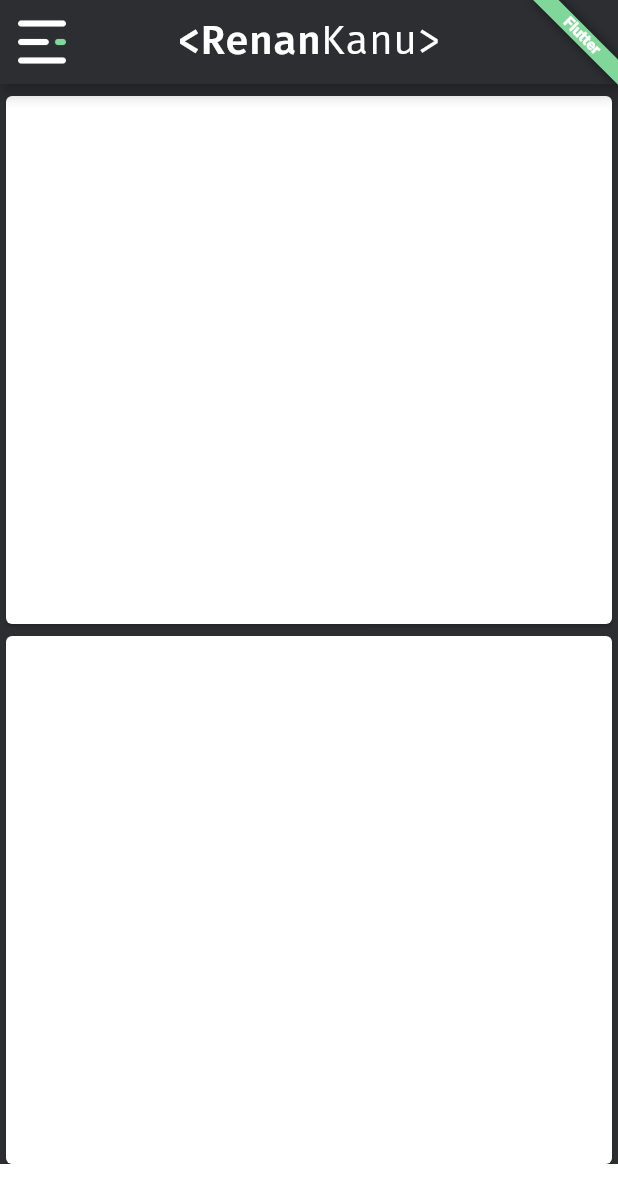
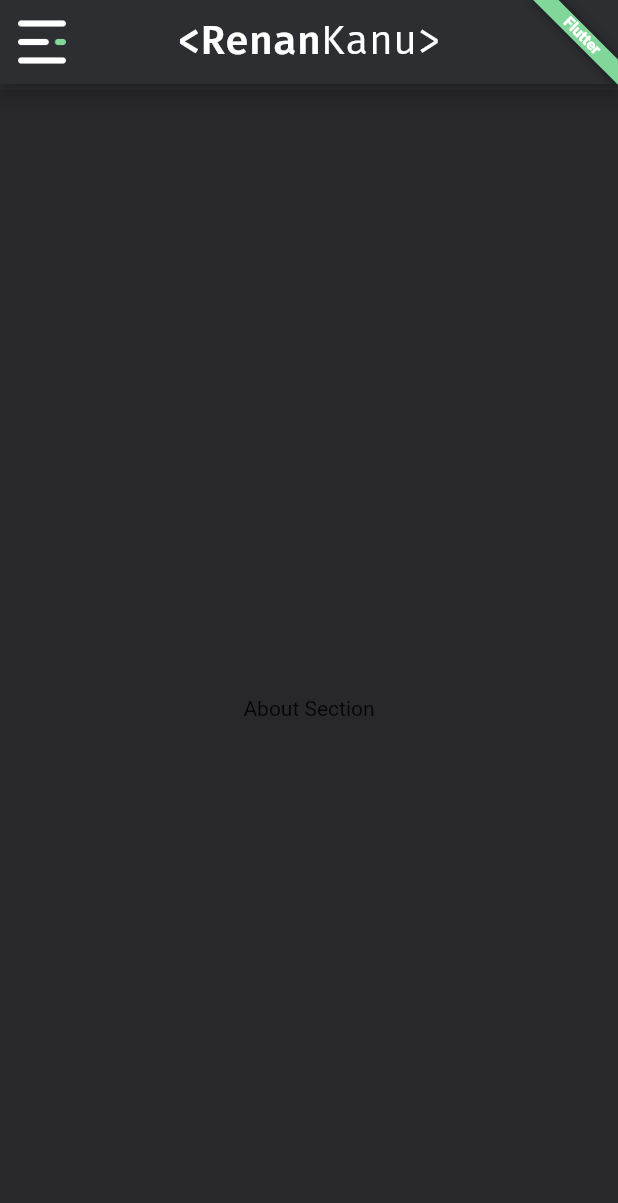
Before and after one commit to renankanu/flutter-portfolio, a Flutter app: the screen it shows after launch, on a phone screen of 412 x 824 dp. Shown: the top 1203 px of the screen. Run offline on Flutter 3.47's test engine with Material 2 defaults, Android fonts, the phone set to English and light mode, and no system bars; our stand-ins replace url_strategy.

Commit message:
Feature - create about Section

```diff
--- /dev/null
+++ b/lib/app/screens/about/about_section.dart
@@ -0,0 +1,13 @@
+import 'package:flutter/material.dart';
+
+class AboutSection extends StatelessWidget {
+  @override
+  Widget build(BuildContext context) {
+    return Container(
+      height: MediaQuery.of(context).size.height,
+      width: MediaQuery.of(context).size.width,
+      child: Center(child: Text('About Section')),
+      color: Colors.black12,
+    );
+  }
+}
--- a/lib/app/screens/home/home_screen.dart
+++ b/lib/app/screens/home/home_screen.dart
@@ -1,4 +1,5 @@
 import 'package:flutter/material.dart';
+import 'package:port_dart/app/screens/about/about_section.dart';
 import 'package:port_dart/app/screens/components/my_appbar.dart';
 import 'package:port_dart/app/screens/components/my_drawer.dart';
 import 'package:port_dart/app/utils/colors.dart';
@@ -82,6 +83,7 @@ class _HomeScreenState extends State<HomeScreen> {
                   padding: const EdgeInsets.only(bottom: 60, top: 60),
                   child: Column(
                     children: [
+                      AboutSection(),
                       new SizedBox(
                           height: 360.0,
                           width: double.infinity,
@@ -99,23 +101,23 @@ class _HomeScreenState extends State<HomeScreen> {
                         key: dataKey,
                         child: new Text("data\n\n\n\n\n\ndata"),
                       )
+                      //                       Align(
+                      //   alignment: Alignment.bottomCenter,
+                      //   child: Container(
+                      //     height: 48,
+                      //     color: MyColors.white,
+                      //   ),
+                      //   // child: InkWell(
+                      //   //   onTap: () => Scrollable.ensureVisible(dataKey.currentContext),
+                      //   //   child: new Text("Scroll to data"),
+                      //   // ),
+                      // )
                     ],
                   ),
                 ),
               ),
             ),
           ),
-          Align(
-            alignment: Alignment.bottomCenter,
-            child: Container(
-              height: 48,
-              color: MyColors.white,
-            ),
-            // child: InkWell(
-            //   onTap: () => Scrollable.ensureVisible(dataKey.currentContext),
-            //   child: new Text("Scroll to data"),
-            // ),
-          )
         ],
       ),
     );
```
